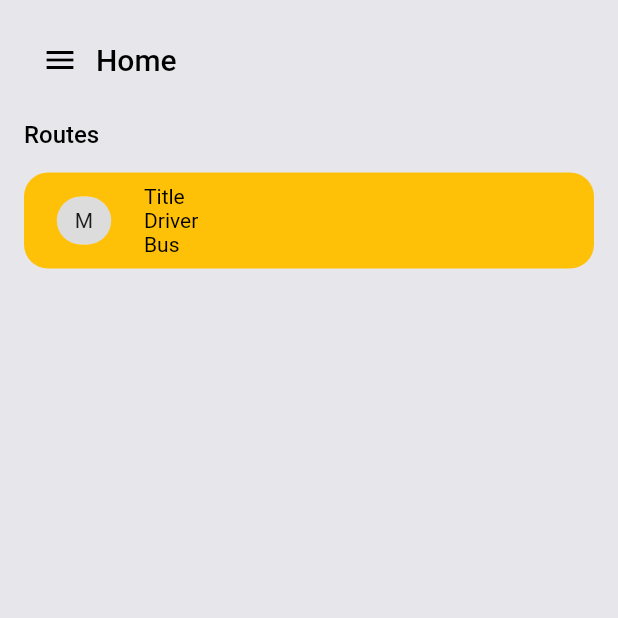
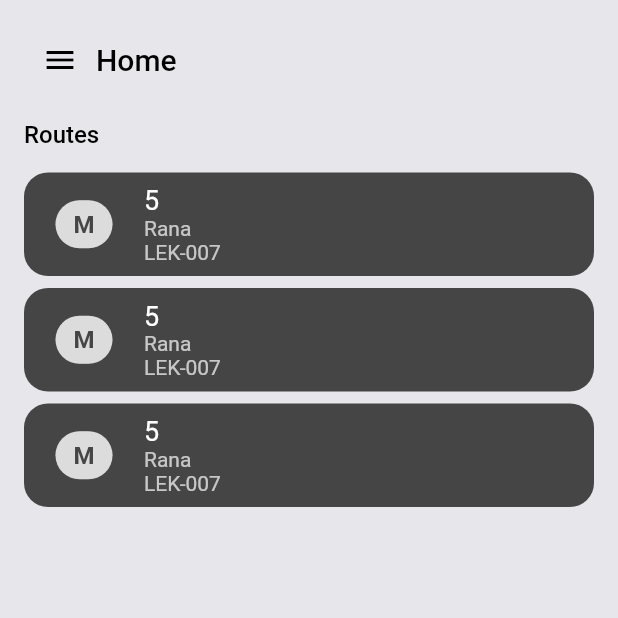
Before and after one commit to salmannaeem112215/liveroute_driver, a Flutter app: the screen it shows after launch, on a phone screen of 412 x 824 dp, the top half of it. Run offline on Flutter 3.47's test engine with Material 2 defaults, Android fonts, the phone set to English and light mode, and no system bars; our stand-ins replace flutter_svg, get; missing offline and left inert: mapbox_gl.

Commit message:
Route Tile Made

```diff
--- a/lib/configs/themes/custom_text_styles.dart
+++ b/lib/configs/themes/custom_text_styles.dart
@@ -32,3 +32,21 @@ Widget kTextFormLabel(String label) {
     child: Text(label),
   );
 }
+
+const kChipTextStyle = TextStyle(
+  color: logoBlack,
+  fontSize: 16,
+  fontWeight: FontWeight.w700,
+);
+
+const kTileTitle = TextStyle(
+  color: Colors.white,
+  fontSize: 18,
+  fontWeight: FontWeight.w400,
+);
+
+const kTileSubTitle = TextStyle(
+  color: Colors.white70,
+  fontSize: 14,
+  fontWeight: FontWeight.w400,
+);
--- a/lib/screens/home/components/body.dart
+++ b/lib/screens/home/components/body.dart
@@ -1,6 +1,8 @@
 import 'package:flutter/material.dart';
-import 'package:liveroute_driver/configs/themes/custom_text_styles.dart';
-import 'package:liveroute_driver/configs/themes/ui_parameters.dart';
+
+import '../../../configs/themes/custom_text_styles.dart';
+import '../../../configs/themes/ui_parameters.dart';
+import './rotue_tile.dart';
 
 class Body extends StatelessWidget {
   const Body({super.key});
@@ -18,32 +20,11 @@ class Body extends StatelessWidget {
           ],
         ),
         kHeightSpace,
-        Container(
-          width: double.infinity,
-          padding: const EdgeInsets.symmetric(
-              horizontal: defaultPadding, vertical: defaultPadding / 2),
-          decoration: BoxDecoration(
-              color: Colors.amber,
-              borderRadius: BorderRadius.circular(defaultPadding)),
-          child: SingleChildScrollView(
-            scrollDirection: Axis.horizontal,
-            child: Row(
-              mainAxisSize: MainAxisSize.min,
-              children: [
-                Chip(label: Text('M')),
-                kWidthSpace,
-                Column(
-                  crossAxisAlignment: CrossAxisAlignment.start,
-                  children: [
-                    Text('Title'),
-                    Text('Driver'),
-                    Text('Bus'),
-                  ],
-                ),
-              ],
-            ),
-          ),
-        )
+        const RouteTile(type: 'M', name: '5', driver: 'Rana', bus: 'LEK-007'),
+        kHalfHeightpace,
+        const RouteTile(type: 'M', name: '5', driver: 'Rana', bus: 'LEK-007'),
+        kHalfHeightpace,
+        const RouteTile(type: 'M', name: '5', driver: 'Rana', bus: 'LEK-007'),
       ],
     );
   }
--- /dev/null
+++ b/lib/screens/home/components/rotue_tile.dart
@@ -0,0 +1,58 @@
+import 'package:flutter/material.dart';
+import '../../../configs/themes/app_color.dart';
+import '../../../configs/themes/custom_text_styles.dart';
+import '../../../configs/themes/ui_parameters.dart';
+
+class RouteTile extends StatelessWidget {
+  const RouteTile({
+    super.key,
+    required this.type,
+    required this.name,
+    this.driver,
+    required this.bus,
+  });
+
+  final String name;
+  final String? driver;
+  final String bus;
+  final String type;
+
+  @override
+  Widget build(BuildContext context) {
+    return Container(
+      width: double.infinity,
+      padding: const EdgeInsets.symmetric(
+          horizontal: defaultPadding, vertical: defaultPadding / 2),
+      decoration: BoxDecoration(
+        color: logoBlack,
+        borderRadius: BorderRadius.circular(defaultPadding),
+      ),
+      child: SingleChildScrollView(
+        scrollDirection: Axis.horizontal,
+        child: Row(
+          mainAxisSize: MainAxisSize.min,
+          children: [
+            Chip(
+              label: Text(
+                type,
+                style: kChipTextStyle,
+              ),
+            ),
+            kWidthSpace,
+            Column(
+              crossAxisAlignment: CrossAxisAlignment.start,
+              children: [
+                Text(
+                  name,
+                  style: kTileTitle,
+                ),
+                if (driver != null) Text(driver!, style: kTileSubTitle),
+                Text(bus, style: kTileSubTitle),
+              ],
+            ),
+          ],
+        ),
+      ),
+    );
+  }
+}
```
